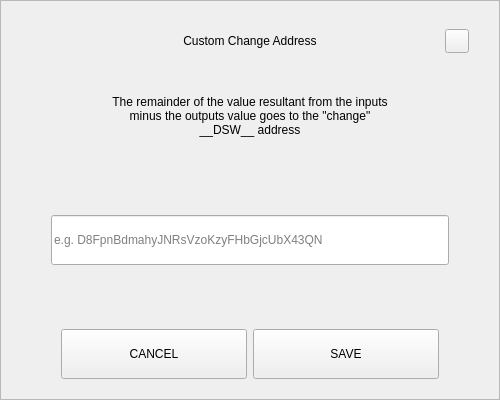
This is src/qt/pivx/forms/sendchangeaddressdialog.ui in decenomy/DSW as Qt 5 draws it before an edit. The edited form follows.
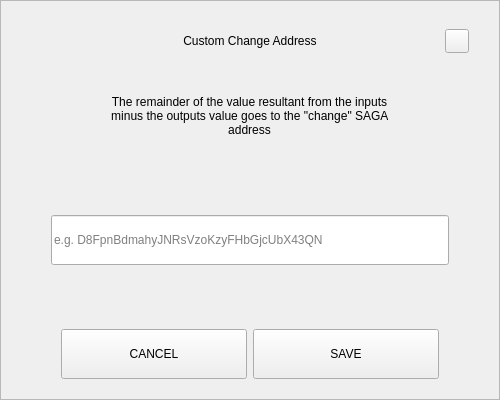
This is the edited form.

```diff
--- a/src/qt/pivx/forms/sendchangeaddressdialog.ui
+++ b/src/qt/pivx/forms/sendchangeaddressdialog.ui
@@ -164,7 +164,7 @@
          </size>
         </property>
         <property name="text">
-         <string>The remainder of the value resultant from the inputs minus the outputs value goes to the &quot;change&quot; __DSW__ address</string>
+         <string>The remainder of the value resultant from the inputs minus the outputs value goes to the &quot;change&quot; SAGA address</string>
         </property>
         <property name="alignment">
          <set>Qt::AlignCenter</set>
```
